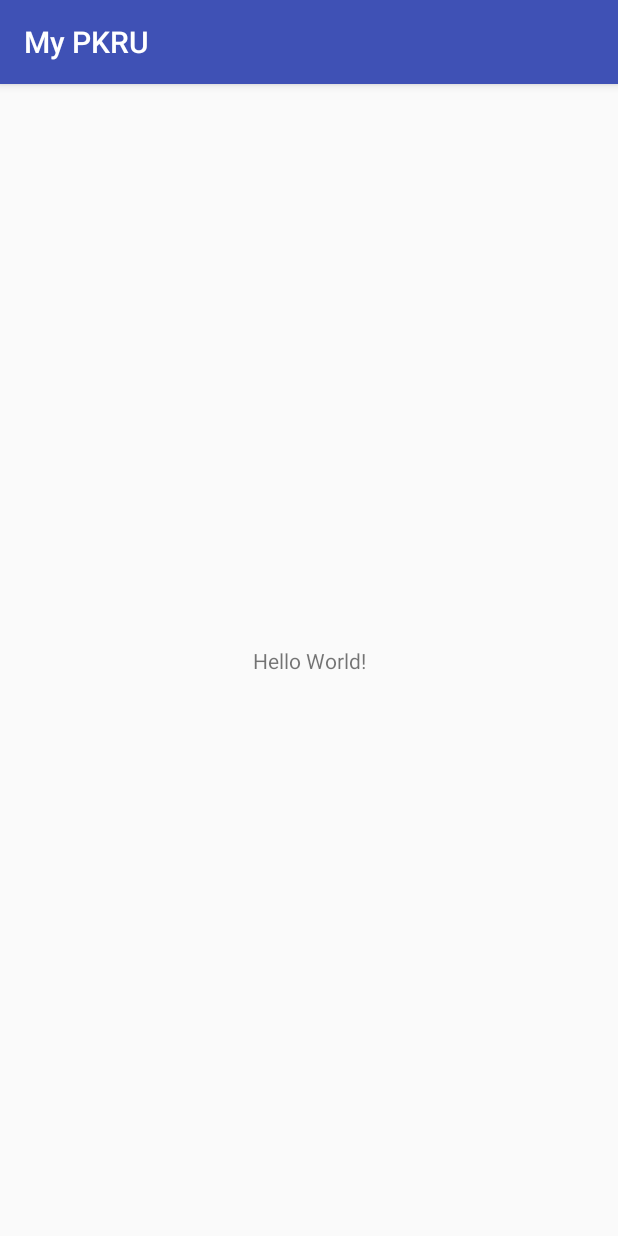
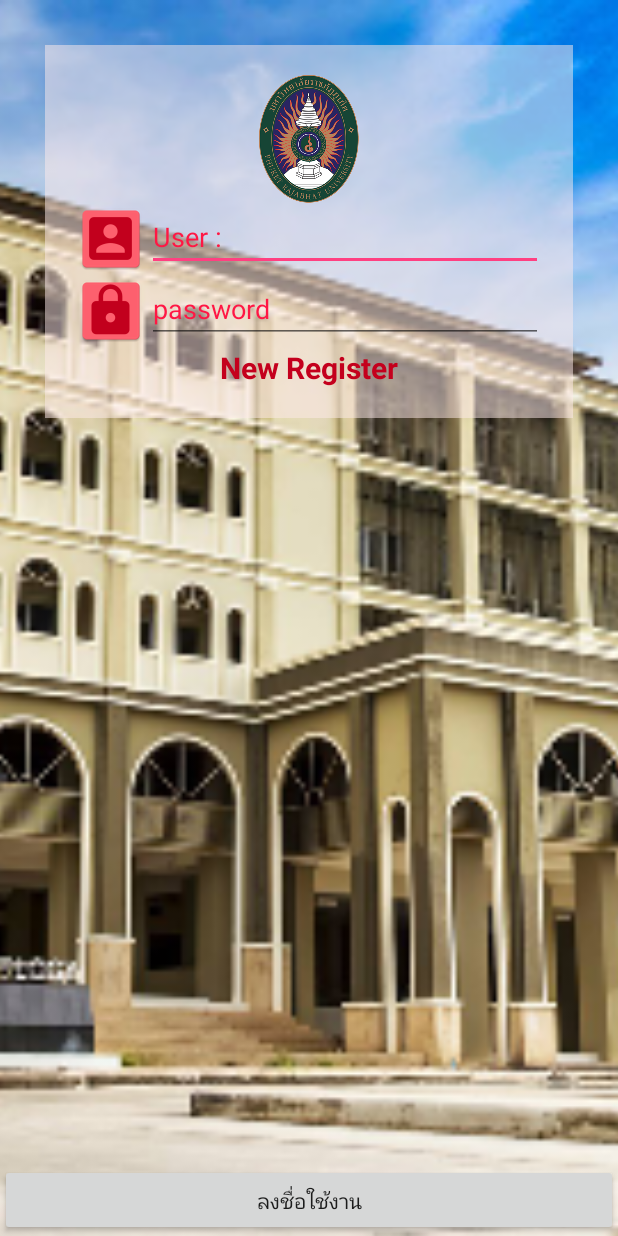
Before and after one commit to kwanrudee/MyPKRU, an Android app: the screen it shows after launch (MainActivity), on a phone screen of 412 x 824 dp. Run offline under Robolectric (Android 15) with nearby library versions, the phone set to English and light mode, and no system bars.

Commit message:
Finish 23 May

```diff
--- a/app/src/main/res/layout/activity_main.xml
+++ b/app/src/main/res/layout/activity_main.xml
@@ -1,18 +1,93 @@
 <?xml version="1.0" encoding="utf-8"?>
-<android.support.constraint.ConstraintLayout xmlns:android="http://schemas.android.com/apk/res/android"
-    xmlns:app="http://schemas.android.com/apk/res-auto"
+<RelativeLayout xmlns:android="http://schemas.android.com/apk/res/android"
     xmlns:tools="http://schemas.android.com/tools"
     android:layout_width="match_parent"
     android:layout_height="match_parent"
-    tools:context="appewtc.sattasan.kwanrudee.mypkru.MainActivity">
+    tools:context=".MainActivity">
 
-    <TextView
-        android:layout_width="wrap_content"
+    <ImageView
+        android:scaleType="centerCrop"
+        android:src="@drawable/bg"
+        android:layout_width="match_parent"
+        android:layout_height="match_parent" />
+
+    <LinearLayout
+        android:padding="@dimen/padding"
+        android:background="#82ffebeb"
+        android:layout_width="match_parent"
         android:layout_height="wrap_content"
-        android:text="Hello World!"
-        app:layout_constraintBottom_toBottomOf="parent"
-        app:layout_constraintLeft_toLeftOf="parent"
-        app:layout_constraintRight_toRightOf="parent"
-        app:layout_constraintTop_toTopOf="parent" />
+        android:layout_margin="@dimen/martin"
+        android:gravity="center_horizontal"
+        android:orientation="vertical">
 
-</android.support.constraint.ConstraintLayout>
+        <!--This is Logo-->
+
+        <ImageView
+            android:layout_width="wrap_content"
+            android:layout_height="wrap_content"
+            android:src="@drawable/logo_pkru" />
+
+        <!--This is user-->
+
+        <LinearLayout
+            android:layout_width="match_parent"
+            android:layout_height="wrap_content"
+            android:orientation="horizontal">
+
+            <ImageView
+                android:layout_width="wrap_content"
+                android:layout_height="wrap_content"
+                android:src="@mipmap/ic_user" />
+
+            <EditText
+                android:textColor="@color/colorPrimaryDark"
+                android:textColorHint="@color/colorPrimary"
+                android:layout_width="match_parent"
+                android:layout_height="wrap_content"
+                android:hint="@string/user"
+                android:inputType="text" />
+
+        </LinearLayout>
+
+        <!--This is Password-->
+
+        <LinearLayout
+            android:layout_width="match_parent"
+            android:layout_height="wrap_content"
+            android:orientation="horizontal">
+
+            <ImageView
+                android:layout_width="wrap_content"
+                android:layout_height="wrap_content"
+                android:src="@mipmap/ic_password" />
+
+            <EditText
+                android:textColor="@color/colorPrimaryDark"
+                android:textColorHint="@color/colorPrimary"
+                android:layout_width="match_parent"
+                android:layout_height="wrap_content"
+                android:hint="password"
+                android:inputType="textPassword" />
+
+        </LinearLayout>
+
+        <!--This is New Register-->
+
+        <TextView
+            android:textColor="@color/colorPrimaryDark"
+            android:textStyle="bold"
+            android:textSize="@dimen/h2"
+            android:text="@string/new_register"
+            android:layout_width="wrap_content"
+            android:layout_height="wrap_content" />
+
+    </LinearLayout>
+
+
+    <Button
+        android:layout_width="match_parent"
+        android:layout_height="wrap_content"
+        android:layout_alignParentBottom="true"
+        android:text="@string/log_in" />
+
+</RelativeLayout>
--- a/app/src/main/res/values/colors.xml
+++ b/app/src/main/res/values/colors.xml
@@ -1,6 +1,7 @@
 <?xml version="1.0" encoding="utf-8"?>
 <resources>
-    <color name="colorPrimary">#3F51B5</color>
-    <color name="colorPrimaryDark">#303F9F</color>
+    <color name="colorPrimary">#ff1744</color>
+    <color name="colorPrimaryDark">#c4001d</color>
     <color name="colorAccent">#FF4081</color>
+    <color name="textColorPrimary">#ffffff</color>
 </resources>
--- /dev/null
+++ b/app/src/main/res/values/dimens.xml
@@ -0,0 +1,7 @@
+<?xml version="1.0" encoding="utf-8"?>
+<resources>
+    <dimen name="martin">30dp</dimen>
+    <dimen name="padding">20dp</dimen>
+    <dimen name="h1">30sp</dimen>
+    <dimen name="h2">20sp</dimen>
+</resources>
--- a/app/src/main/res/values/strings.xml
+++ b/app/src/main/res/values/strings.xml
@@ -1,3 +1,6 @@
 <resources>
     <string name="app_name">My PKRU</string>
+    <string name="log_in">ลงชื่อใช้งาน</string>
+    <string name="user">User :</string>
+    <string name="new_register">New Register</string>
 </resources>
--- a/app/src/main/res/values/styles.xml
+++ b/app/src/main/res/values/styles.xml
@@ -1,7 +1,7 @@
 <resources>
 
     <!-- Base application theme. -->
-    <style name="AppTheme" parent="Theme.AppCompat.Light.DarkActionBar">
+    <style name="AppTheme" parent="Theme.AppCompat.Light.NoActionBar">
         <!-- Customize your theme here. -->
         <item name="colorPrimary">@color/colorPrimary</item>
         <item name="colorPrimaryDark">@color/colorPrimaryDark</item>
```
Also changed, not shown: app/src/main/ic_password-web.png (added), app/src/main/ic_user-web.png (added), app/src/main/res/drawable-xxhdpi/bg.png (added), app/src/main/res/drawable-xxhdpi/logo_pkru.png (added), app/src/main/res/mipmap-hdpi/ic_password.png (added), app/src/main/res/mipmap-hdpi/ic_user.png (added), app/src/main/res/mipmap-mdpi/ic_password.png (added), app/src/main/res/mipmap-mdpi/ic_user.png (added), app/src/main/res/mipmap-xhdpi/ic_password.png (added), app/src/main/res/mipmap-xhdpi/ic_user.png (added), app/src/main/res/mipmap-xxhdpi/ic_password.png (added), app/src/main/res/mipmap-xxhdpi/ic_user.png (added), app/src/main/res/mipmap-xxxhdpi/ic_password.png (added), app/src/main/res/mipmap-xxxhdpi/ic_user.png (added).
